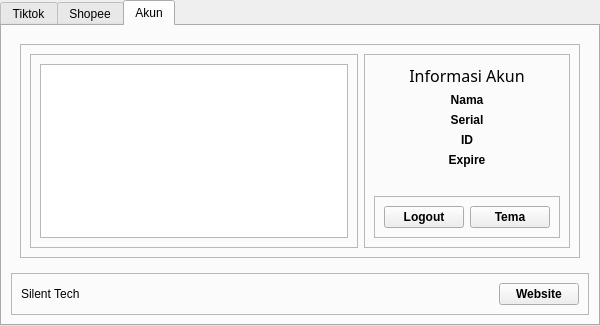
indrawanalghifary/ARON-NEW, file aron.ui: the form before one commit.
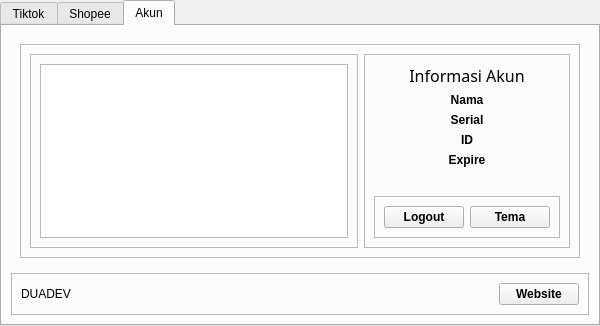
The form after the commit. Icons and pictures are not drawn.

The edit to the form file:
```diff
--- a/aron.ui
+++ b/aron.ui
@@ -597,7 +597,7 @@
            <item>
             <widget class="QLabel" name="label_10">
              <property name="text">
-              <string>Silent Tech</string>
+              <string>DUADEV</string>
              </property>
             </widget>
            </item>
```
